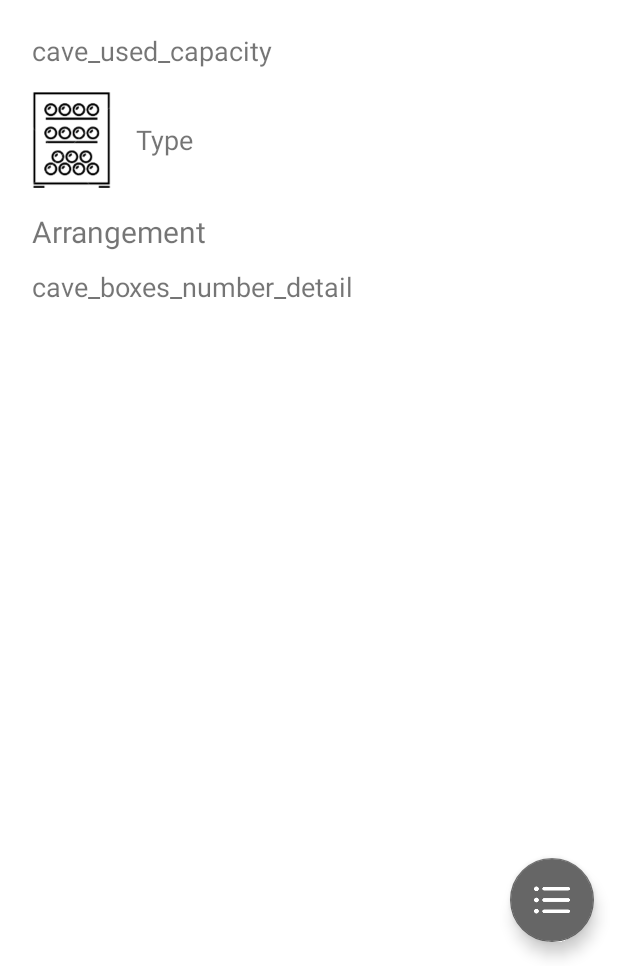
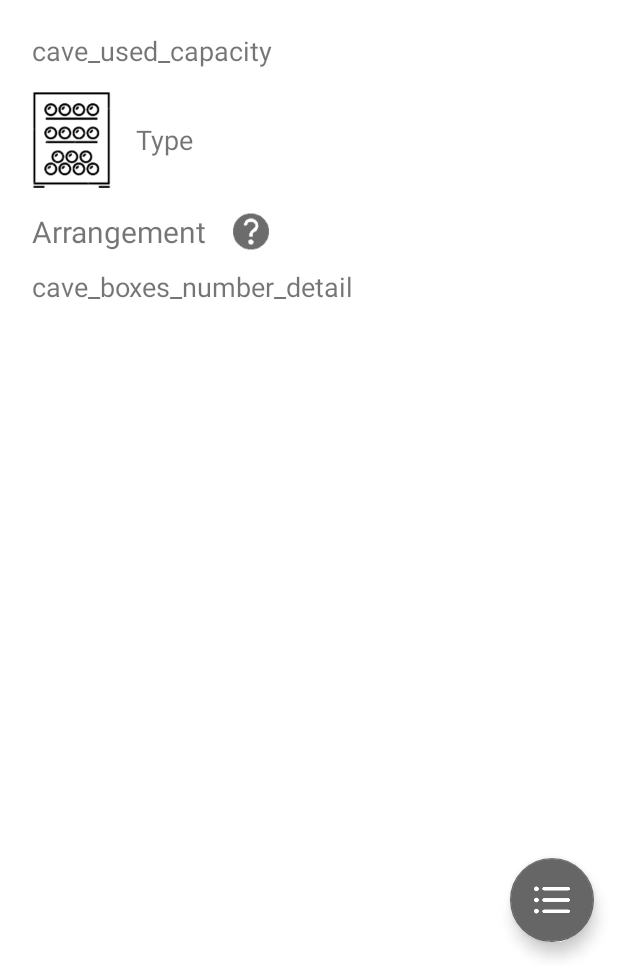
Before and after one commit to hleroy/MyPocketCave, an Android app: the CaveDetailActivity screen opened directly, with no data from a screen before it, on a phone screen of 412 x 824 dp, the part 270-1236 px from its top. Run offline under Robolectric (Android 15) with nearby library versions, the phone set to English and light mode, and no system bars; libraries missing offline, so code that uses them is left out: android.support.percent; plain views replace PercentRelativeLayout; 8 statements that could not run were skipped.

Commit message:
Add tooltip for cave detail + fix wrong error message on caves.

```diff
--- a/app/src/main/java/com/myadridev/mypocketcave/activities/AbstractCaveEditActivity.java
+++ b/app/src/main/java/com/myadridev/mypocketcave/activities/AbstractCaveEditActivity.java
@@ -99,7 +99,7 @@ public abstract class AbstractCaveEditActivity extends AppCompatActivity {
         };
         arrangementTooltipOnClick = (View v, MotionEvent event) -> {
             hideKeyboard();
-            SnackbarHelper.displayInfoSnackbar(this, coordinatorLayout, R.string.message_cave_arrangement_info, R.string.global_ok, Snackbar.LENGTH_INDEFINITE);
+            SnackbarHelper.displayInfoSnackbar(this, coordinatorLayout, R.string.message_cave_edit_arrangement_info, R.string.global_ok, Snackbar.LENGTH_INDEFINITE);
             return false;
         };
     }
@@ -458,7 +458,7 @@ public abstract class AbstractCaveEditActivity extends AppCompatActivity {
         String name = nameView.getText().toString();
 
         if (name.isEmpty()) {
-            SnackbarHelper.displayErrorSnackbar(this, coordinatorLayout, R.string.error_bottle_already_exists, R.string.global_ok, Snackbar.LENGTH_INDEFINITE);
+            SnackbarHelper.displayErrorSnackbar(this, coordinatorLayout, R.string.error_cave_no_name, R.string.global_ok, Snackbar.LENGTH_INDEFINITE);
             isErrors = true;
         } else {
             CaveTypeEnum caveType = (CaveTypeEnum) caveTypeView.getSelectedItem();
--- a/app/src/main/java/com/myadridev/mypocketcave/activities/CaveDetailActivity.java
+++ b/app/src/main/java/com/myadridev/mypocketcave/activities/CaveDetailActivity.java
@@ -3,7 +3,9 @@ package com.myadridev.mypocketcave.activities;
 import android.app.AlertDialog;
 import android.content.DialogInterface;
 import android.os.Bundle;
+import android.support.design.widget.CoordinatorLayout;
 import android.support.design.widget.FloatingActionButton;
+import android.support.design.widget.Snackbar;
 import android.support.v4.content.ContextCompat;
 import android.support.v7.app.ActionBar;
 import android.support.v7.app.AppCompatActivity;
@@ -12,6 +14,7 @@ import android.support.v7.widget.LinearLayoutManager;
 import android.support.v7.widget.RecyclerView;
 import android.support.v7.widget.Toolbar;
 import android.view.MenuItem;
+import android.view.MotionEvent;
 import android.view.View;
 import android.widget.ImageView;
 import android.widget.TextView;
@@ -25,6 +28,7 @@ import com.myadridev.mypocketcave.dialogs.SeeBottleAlertDialog;
 import com.myadridev.mypocketcave.helpers.CompatibilityHelper;
 import com.myadridev.mypocketcave.helpers.FloatingActionButtonHelper;
 import com.myadridev.mypocketcave.helpers.ScreenHelper;
+import com.myadridev.mypocketcave.helpers.SnackbarHelper;
 import com.myadridev.mypocketcave.listeners.OnBottleClickListener;
 import com.myadridev.mypocketcave.listeners.OnBottleDrunkClickListener;
 import com.myadridev.mypocketcave.listeners.OnBottleUnplacedClickListener;
@@ -40,6 +44,7 @@ import java.util.Collections;
 
 public class CaveDetailActivity extends AppCompatActivity {
 
+    private final View.OnTouchListener arrangementTooltipOnClick;
     public int BottleIdInHighlight;
     private CaveModel cave;
     private ImageView caveTypeIconView;
@@ -47,6 +52,8 @@ public class CaveDetailActivity extends AppCompatActivity {
     private TextView capacityUsedView;
     private Toolbar toolbar;
     private TextView boxesNumberView;
+    protected CoordinatorLayout coordinatorLayout;
+    private ImageView arrangementTooltipView;
     private RecyclerView arrangementRecyclerView;
     private CaveArrangementAdapter caveArrangementAdapter;
     private BottlesAdapter bottlesAdapter;
@@ -59,6 +66,13 @@ public class CaveDetailActivity extends AppCompatActivity {
     private OnBottleDrunkClickListener onBottleDrunkClickListener;
     private OnBottleUnplacedClickListener onBottleUnplacedClickListener;
     private SimpleDividerItemDecoration dividerItemDecoration;
+
+    public CaveDetailActivity() {
+        arrangementTooltipOnClick = (View v, MotionEvent event) -> {
+            SnackbarHelper.displayInfoSnackbar(this, coordinatorLayout, R.string.message_cave_detail_arrangement_info, R.string.global_ok, Snackbar.LENGTH_INDEFINITE);
+            return false;
+        };
+    }
 
     @Override
     protected void onCreate(Bundle savedInstanceState) {
@@ -145,6 +159,9 @@ public class CaveDetailActivity extends AppCompatActivity {
     }
 
     private void setLayout() {
+        coordinatorLayout = (CoordinatorLayout) findViewById(R.id.cave_detail_coordinator_layout);
+        arrangementTooltipView = (ImageView) findViewById(R.id.cave_detail_arrangement_tooltip);
+        arrangementTooltipView.setOnTouchListener(arrangementTooltipOnClick);
         caveTypeIconView = (ImageView) findViewById(R.id.cave_detail_type_icon);
         caveTypeView = (TextView) findViewById(R.id.cave_detail_type);
         capacityUsedView = (TextView) findViewById(R.id.cave_detail_capacity_used_total);
@@ -163,6 +180,7 @@ public class CaveDetailActivity extends AppCompatActivity {
                 cave.CaveArrangement.TotalUsed, cave.CaveArrangement.TotalCapacity));
         switch (cave.CaveType) {
             case BULK:
+                arrangementTooltipView.setVisibility(View.GONE);
                 boxesNumberView.setVisibility(View.GONE);
                 arrangementRecyclerView.setLayoutManager(new LinearLayoutManager(this));
 
@@ -213,12 +231,14 @@ public class CaveDetailActivity extends AppCompatActivity {
                 arrangementRecyclerView.setVisibility(View.VISIBLE);
                 break;
             case BOX:
+                arrangementTooltipView.setVisibility(View.VISIBLE);
                 boxesNumberView.setVisibility(View.VISIBLE);
                 boxesNumberView.setText(getResources().getQuantityString(R.plurals.cave_boxes_number_detail, cave.CaveArrangement.NumberBoxes, cave.CaveArrangement.NumberBoxes));
                 setCaveArrangement(true);
                 break;
             case RACK:
             case FRIDGE:
+                arrangementTooltipView.setVisibility(View.VISIBLE);
                 boxesNumberView.setVisibility(View.GONE);
                 setCaveArrangement(false);
                 break;
--- a/app/src/main/res/layout/cave_detail.xml
+++ b/app/src/main/res/layout/cave_detail.xml
@@ -5,6 +5,7 @@
     android:layout_width="match_parent"
     android:layout_height="match_parent"
     android:fitsSystemWindows="true"
+    android:id="@+id/cave_detail_coordinator_layout"
     tools:context=".activities.CaveDetailActivity">
 
     <android.support.design.widget.AppBarLayout
--- a/app/src/main/res/layout/content_cave_detail.xml
+++ b/app/src/main/res/layout/content_cave_detail.xml
@@ -69,6 +69,17 @@
             android:text="@string/cave_arrangement"
             android:textSize="@dimen/text_size_big" />
 
+        <ImageView
+            android:id="@+id/cave_detail_arrangement_tooltip"
+            android:layout_width="wrap_content"
+            android:layout_height="wrap_content"
+            android:layout_below="@id/cave_detail_type"
+            android:layout_centerVertical="true"
+            android:layout_toEndOf="@id/cave_detail_arrangement"
+            android:layout_alignBottom="@id/cave_detail_arrangement"
+            android:layout_alignTop="@id/cave_detail_arrangement"
+            android:src="@drawable/info" />
+
         <!-- BOXES -->
 
         <TextView
--- a/app/src/main/res/values/strings.xml
+++ b/app/src/main/res/values/strings.xml
@@ -219,5 +219,6 @@
     <string name="success_import">Import successful!</string>
     <string name="sync_import_confirmation" >All current data will be deleted and replaced by imported data. Can we proceed?</string>
     <string name="error_import_too_old_version">Your app is older than the one used to export this backup. Import is not possible.</string>
-    <string name="message_cave_arrangement_info" >Placement of the bottles after save, click on a pattern to change it.</string>
+    <string name="message_cave_edit_arrangement_info" >Placement of the bottles after save, tap on a pattern to change it.</string>
+    <string name="message_cave_detail_arrangement_info" >Tap on a place to place a bottle or to interact with it.</string>
 </resources>
```
Also changed, not shown: 1 other file.
